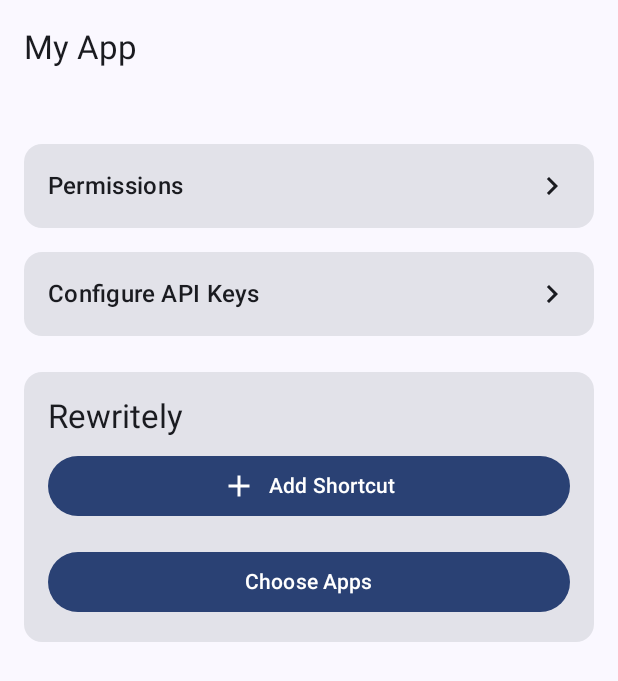
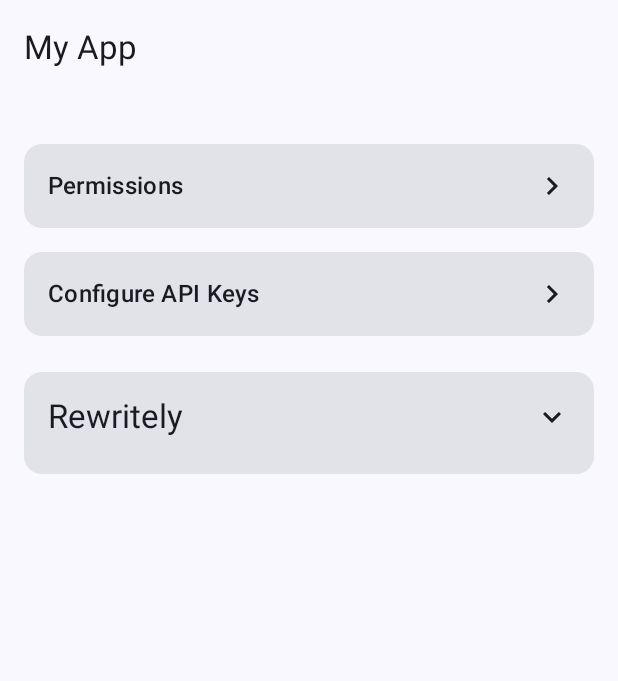
Before and after one commit to teja2495/my-toolkit-android, an Android app built with Jetpack Compose: the screen it shows after launch (MainActivity), on a phone screen of 412 x 824 dp. Shown: the top 681 px of the screen. Run offline under Robolectric (Android 15) with nearby library versions, the phone set to English and light mode, and no system bars; 2 statements that could not run were skipped.

Commit message:
add expand collapse for rewritely card

```diff
--- a/app/src/main/java/com/tk/myapp/ui/components/rewritely/RewritelyCard.kt
+++ b/app/src/main/java/com/tk/myapp/ui/components/rewritely/RewritelyCard.kt
@@ -15,6 +15,8 @@ import androidx.compose.foundation.shape.RoundedCornerShape
 import androidx.compose.material.icons.Icons
 import androidx.compose.material.icons.filled.Add
 import androidx.compose.material.icons.filled.Close
+import androidx.compose.material.icons.filled.ExpandLess
+import androidx.compose.material.icons.filled.ExpandMore
 import androidx.compose.material3.Button
 import androidx.compose.material3.Card
 import androidx.compose.material3.Icon
@@ -40,6 +42,7 @@ fun RewritelyCard(
     secureStorage: Storage,
     onShortcutAdded: (String, String, Boolean) -> Unit
 ) {
+    var isExpanded by remember { mutableStateOf(false) }
     var showDialog by remember { mutableStateOf(false) }
     var showChooseAppsDialog by remember { mutableStateOf(false) }
     var editingShortcut by remember { mutableStateOf<Shortcut?>(null) }
@@ -61,12 +64,26 @@ fun RewritelyCard(
                 .padding(16.dp)
                 .fillMaxWidth()
         ) {
+            Row(
+                modifier = Modifier
+                    .fillMaxWidth()
+                    .clickable { isExpanded = !isExpanded }
+                    .padding(bottom = 8.dp),
+                horizontalArrangement = Arrangement.SpaceBetween,
+                verticalAlignment = Alignment.CenterVertically
+            ) {
                 Text(
                     text = "Rewritely",
-                style = MaterialTheme.typography.titleLarge,
-                modifier = Modifier.padding(bottom = 8.dp)
+                    style = MaterialTheme.typography.titleLarge
                 )
+                Icon(
+                    imageVector = if (isExpanded) Icons.Filled.ExpandLess else Icons.Filled.ExpandMore,
+                    contentDescription = if (isExpanded) "Collapse" else "Expand",
+                    tint = MaterialTheme.colorScheme.onSurface
+                )
+            }
 
+            if (isExpanded) {
                 if (shortcuts.isNotEmpty()) {
                     LazyRow(
                         horizontalArrangement = Arrangement.spacedBy(8.dp),
@@ -182,6 +199,7 @@ fun RewritelyCard(
                 }
             }
         }
+    }
 
     if (showDialog) {
         AddShortcutDialog(
```
Lines whose indentation alone changed are shown as unchanged.
